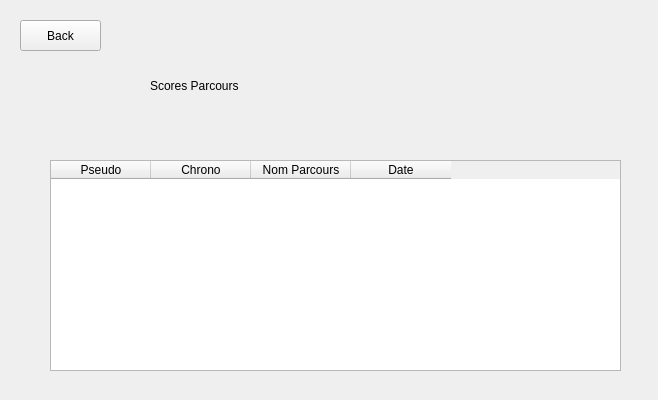
Above: testIHMClimingProject/testIHMClimingProject/scoresParcoursMenu.ui from simplyyCarlos/ClimbingProject before the change. Below: the same form after it.
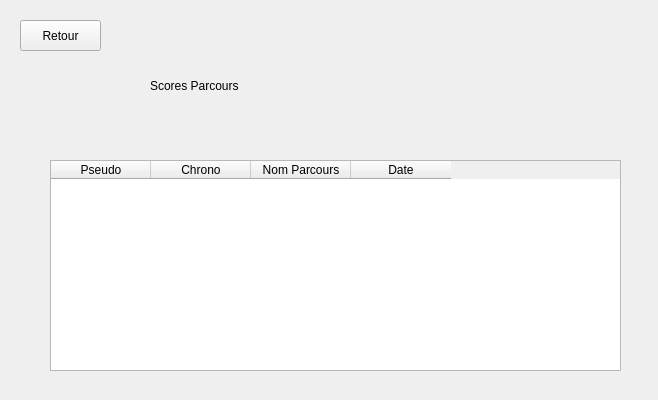
That is the form after the change.

The edit to the form file:
```diff
--- a/testIHMClimingProject/testIHMClimingProject/scoresParcoursMenu.ui
+++ b/testIHMClimingProject/testIHMClimingProject/scoresParcoursMenu.ui
@@ -23,7 +23,7 @@
     </rect>
    </property>
    <property name="text">
-    <string>Back</string>
+    <string>Retour</string>
    </property>
   </widget>
   <widget class="QLabel" name="label_Titre">
```
